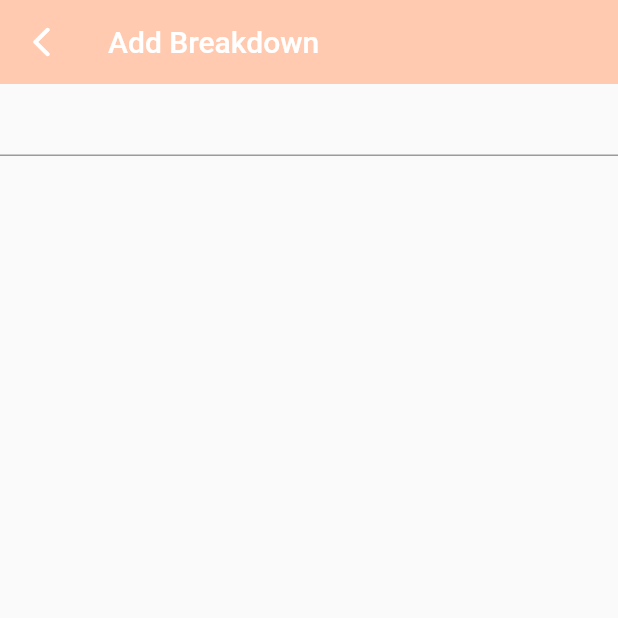
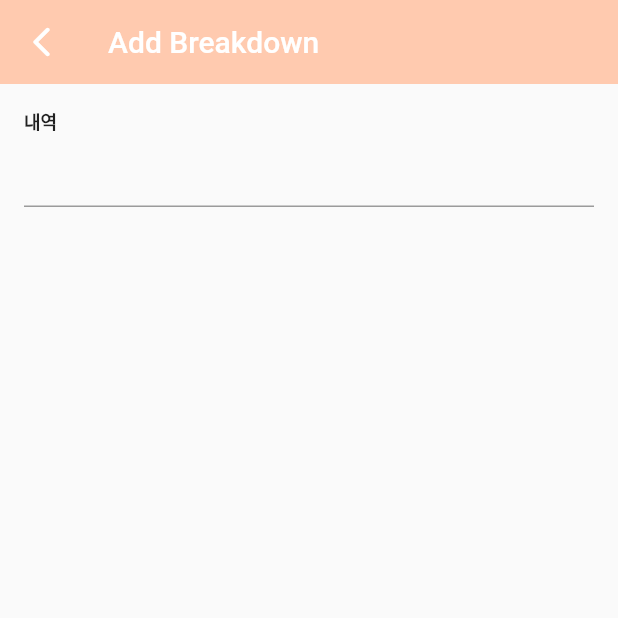
Before and after one commit to muzee99/Tickle, a Flutter app: the AddBreakdown screen opened directly, on a phone screen of 412 x 824 dp, the top half of it. Run offline on Flutter 3.47's test engine with Material 2 defaults, Android fonts, the phone set to English and light mode, and no system bars.

Commit message:
set renderTextFormField

```diff
--- a/lib/add_breakdown.dart
+++ b/lib/add_breakdown.dart
@@ -2,6 +2,38 @@ import 'package:flutter/material.dart';
 
 class AddBreakdown extends StatelessWidget{
   AddBreakdown({Key? key}) : super(key: key);
+
+  final formKey = GlobalKey<FormState>();
+
+    renderTextFormField({
+    required String label,
+    required FormFieldSetter? onSaved,
+    required FormFieldValidator? validator,
+  }) {
+    assert(onSaved != null);
+    assert(validator != null);
+
+    return Column(
+      children: [
+        Row(
+          children: [
+            Text(
+              label,
+              style: const TextStyle(
+                fontSize: 12.0,
+                fontWeight: FontWeight.w700,
+              ),
+            ),
+          ],
+        ),
+        TextFormField(
+          onSaved: onSaved,
+          validator: validator,
+        ),
+      ],
+    );
+  }
+
   @override
   Widget build(BuildContext context) {
     return Scaffold(
@@ -16,13 +48,22 @@ class AddBreakdown extends StatelessWidget{
       ),
       body: Center(
         child: Form(
-          child: Column(
-            children: [
-              TextFormField(
-
-              )
-            ],
-          ))
+          key: formKey,
+          child: Padding(
+            padding: EdgeInsets.all(16.0),
+            child: Column(
+              children: [
+                renderTextFormField(
+                label: '내역',
+                onSaved: (val) {},
+                validator: (val) {
+                  return null;
+                },
+              ),
+              ]
+            ),
+          )
+        )
         // child:Column(
         //   mainAxisAlignment: MainAxisAlignment.center,
         //   children: <Widget>[
```
